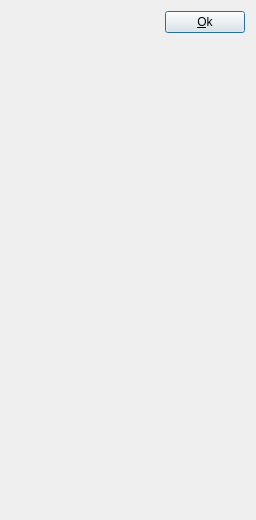
Above: arkhorclient/gui/optionchooser.ui from kingnak/arkhor before the change. Below: the same form after it.
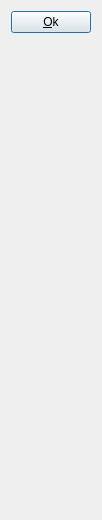
That is the form after the change.

What changed in the file:
```diff
--- a/arkhorclient/gui/optionchooser.ui
+++ b/arkhorclient/gui/optionchooser.ui
@@ -6,18 +6,46 @@
    <rect>
     <x>0</x>
     <y>0</y>
-    <width>256</width>
+    <width>101</width>
     <height>520</height>
    </rect>
   </property>
   <property name="windowTitle">
    <string>Form</string>
   </property>
-  <layout class="QVBoxLayout" name="verticalLayout_3" stretch="1,0">
+  <layout class="QVBoxLayout" name="verticalLayout">
    <item>
-    <layout class="QHBoxLayout" name="horizontalLayout" stretch="1,0">
+    <layout class="QHBoxLayout" name="horizontalLayout" stretch="0,0">
      <item>
-      <layout class="QVBoxLayout" name="verticalLayout_2">
+      <spacer name="horizontalSpacer_2">
+       <property name="orientation">
+        <enum>Qt::Horizontal</enum>
+       </property>
+       <property name="sizeHint" stdset="0">
+        <size>
+         <width>40</width>
+         <height>20</height>
+        </size>
+       </property>
+      </spacer>
+     </item>
+     <item>
+      <widget class="QPushButton" name="btnOptionActivate">
+       <property name="text">
+        <string>&amp;Ok</string>
+       </property>
+       <property name="autoDefault">
+        <bool>true</bool>
+       </property>
+       <property name="default">
+        <bool>true</bool>
+       </property>
+      </widget>
+     </item>
+    </layout>
+   </item>
+   <item>
+    <layout class="QVBoxLayout" name="verticalLayout_2" stretch="0,1">
        <item>
         <widget class="QLabel" name="lblOptionDescription">
          <property name="text">
@@ -41,7 +69,7 @@
             </property>
             <property name="sizeHint" stdset="0">
              <size>
-              <width>40</width>
+            <width>0</width>
               <height>20</height>
              </size>
             </property>
@@ -49,38 +77,6 @@
           </item>
          </layout>
         </widget>
-       </item>
-      </layout>
-     </item>
-     <item>
-      <layout class="QVBoxLayout" name="verticalLayout" stretch="0,1">
-       <item>
-        <widget class="QPushButton" name="btnOptionActivate">
-         <property name="text">
-          <string>&amp;Ok</string>
-         </property>
-         <property name="autoDefault">
-          <bool>true</bool>
-         </property>
-         <property name="default">
-          <bool>true</bool>
-         </property>
-        </widget>
-       </item>
-       <item>
-        <spacer name="verticalSpacer">
-         <property name="orientation">
-          <enum>Qt::Vertical</enum>
-         </property>
-         <property name="sizeHint" stdset="0">
-          <size>
-           <width>20</width>
-           <height>40</height>
-          </size>
-         </property>
-        </spacer>
-       </item>
-      </layout>
      </item>
     </layout>
    </item>
```
Lines whose indentation alone changed are shown as unchanged.
